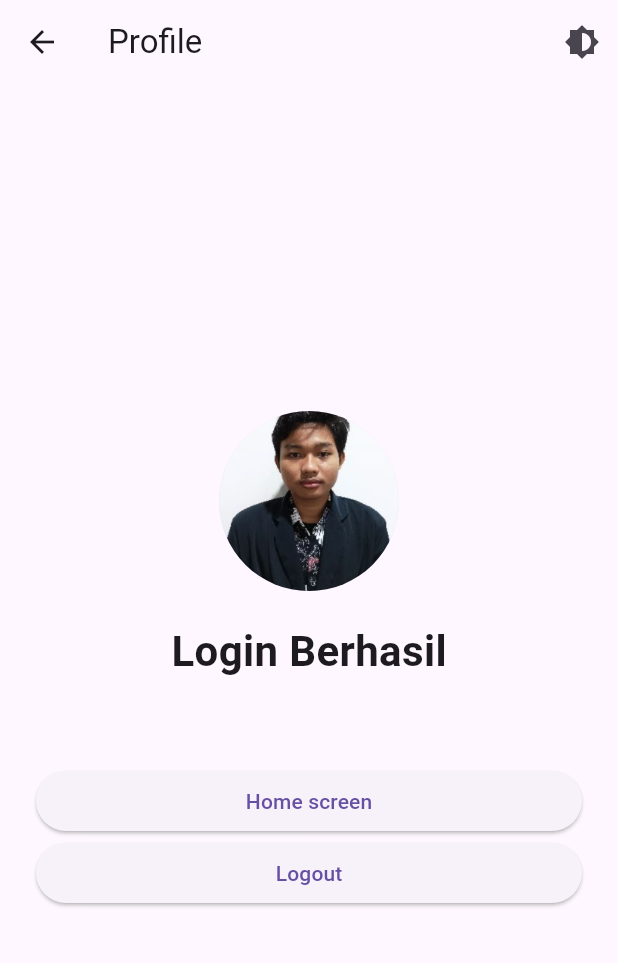
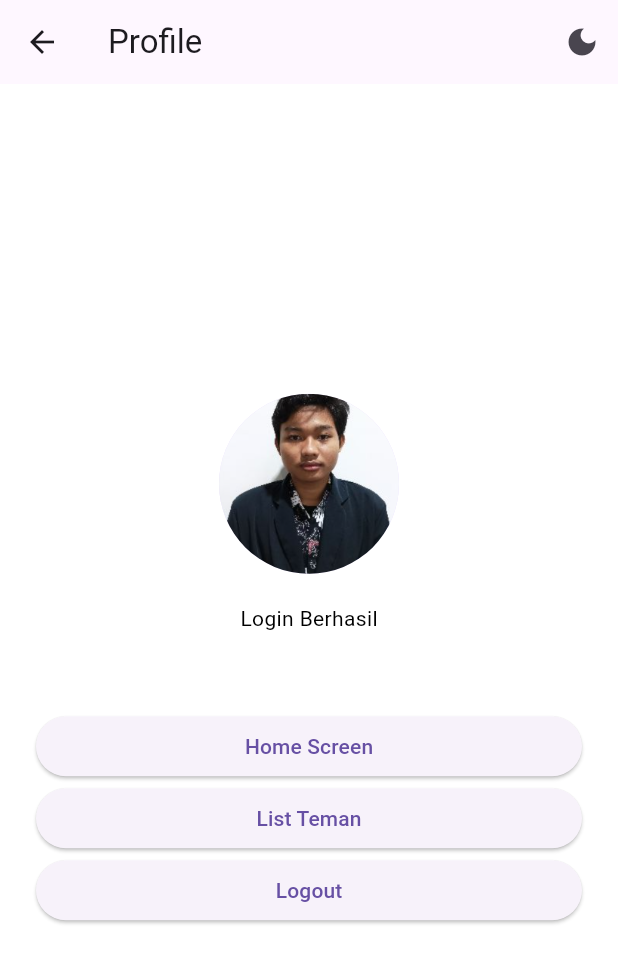
Before and after one commit to BangKeyaru/Projek-Android, a Flutter app: the LoginScreen screen opened directly, after a tap on "Login", on a phone screen of 412 x 824 dp. Shown: the top 963 px of the screen. Run offline on Flutter 3.47's test engine with Material 3 defaults, Android fonts, the phone set to English and light mode, and no system bars; our stand-ins replace get, get_storage; accounts and stored records are empty.

Commit message:
penyempurnaan_tampilan

```diff
--- a/project_app/analysis_options.yaml
+++ b/project_app/analysis_options.yaml
@@ -11,6 +11,7 @@ analyzer:
   errors:
     use_key_in_widget_constructors: ignore
     dead_code: ignore
+    file_names: ignore
 include: package:flutter_lints/flutter.yaml
 
 linter:
--- a/project_app/lib/home_screen.dart
+++ b/project_app/lib/home_screen.dart
@@ -2,8 +2,7 @@ import 'package:flutter/material.dart';
 import 'cart_screen.dart';
 
 class HomeScreens extends StatefulWidget {
-  final VoidCallback toggleTheme;
-  const HomeScreens({super.key, required this.toggleTheme});
+  const HomeScreens({super.key,});
 
   @override
   State<HomeScreens> createState() => _HomeScreensState();
--- a/project_app/lib/login2_screen.dart
+++ b/project_app/lib/login2_screen.dart
@@ -21,7 +21,7 @@ class LoginScreen extends StatelessWidget {
               Navigator.push(
                 context,
                 MaterialPageRoute(
-                  builder: (context) => ProfileStackLogin(email: email, toggleTheme: () {}),
+                  builder: (context) => ProfileStackLogin(email: email,),
                 ),
               );
             },
--- a/project_app/lib/profile_stack_login.dart
+++ b/project_app/lib/profile_stack_login.dart
@@ -1,14 +1,27 @@
 import 'package:flutter/material.dart';
 import 'package:project_app/login_screen.dart';
-import 'home_screen.dart';
 import 'package:get_storage/get_storage.dart';
 import 'package:get/get.dart';
+import 'home_screen.dart';
+import 'list_view.dart';
 
-class ProfileStackLogin extends StatelessWidget {
+class ProfileStackLogin extends StatefulWidget {
   final String email;
-  final VoidCallback toggleTheme;
 
-  const ProfileStackLogin({super.key, required this.email, required this.toggleTheme});
+  const ProfileStackLogin({super.key, required this.email});
+
+  @override
+  State<ProfileStackLogin> createState() => _ProfileStackLoginState();
+}
+
+class _ProfileStackLoginState extends State<ProfileStackLogin> {
+  bool isDarkMode = false;
+
+  void toggleTheme() {
+    setState(() {
+      isDarkMode = !isDarkMode;
+    });
+  }
 
   @override
   Widget build(BuildContext context) {
@@ -17,32 +30,35 @@ class ProfileStackLogin extends StatelessWidget {
         title: Text('Profile'),
         actions: [
           IconButton(
-            icon: Icon(Icons.brightness_6),
-            onPressed: toggleTheme
+            icon: Icon(isDarkMode ? Icons.light_mode : Icons.dark_mode),
+            onPressed: toggleTheme,
           ),
         ],
       ),
-      body: Center(
+      body: Container(
+        color: isDarkMode ? Colors.black : Colors.white,
+        child: Center(
           child: Padding(
             padding: const EdgeInsets.symmetric(horizontal: 24.0),
             child: Column(
               mainAxisAlignment: MainAxisAlignment.center,
               children: [
-              // Foto Profil
                 CircleAvatar(
                   radius: 60,
                   backgroundImage: AssetImage('assets/images/nur.png'),
                 ),
                 const SizedBox(height: 20),
-
-              // Email
                 Text(
                   'Login Berhasil',
-                style: TextStyle(fontSize: 28, fontWeight: FontWeight.bold),
+                  style: TextStyle(
+                    color: isDarkMode ? Colors.white : Colors.black,
+                  ),
                 ),
                 Text(
-                email,
-                style: TextStyle(fontSize: 18, color: Colors.grey[700]),
+                  widget.email,
+                  style: TextStyle(
+                    color: isDarkMode ? Colors.white70 : Colors.black87,
+                  ),
                 ),
                 const SizedBox(height: 30),
 
@@ -50,22 +66,33 @@ class ProfileStackLogin extends StatelessWidget {
                   width: double.infinity,
                   child: ElevatedButton(
                     onPressed: () {
-                    Get.off(() => HomeScreens(toggleTheme: toggleTheme,));
+                      Get.to(() => HomeScreens());
                     },
-                  child: Text('Home screen'),
+                    child: Text('Home Screen'),
                   ),
                 ),
                 SizedBox(
                   width: double.infinity,
                   child: ElevatedButton(
-                  onPressed: (){
+                    onPressed: () {
+                      Get.to(() => FriendsListScreen());
+                    },
+                    child: Text('List Teman'),
+                  ),
+                ),
+                SizedBox(
+                  width: double.infinity,
+                  child: ElevatedButton(
+                    onPressed: () {
                       final box = GetStorage();
                       box.remove('email');
-                  Get.off(() => LoginFormScreen(toggleTheme: toggleTheme,));
+                      Get.off(() => LoginFormScreen());
                     },
-                child: Text('Logout')),
-              )
+                    child: Text('Logout'),
+                  ),
+                ),
               ],
+            ),
           ),
         ),
       ),
```
Also changed, not shown: project_app/lib/login_screen.dart (+7 -18 lines), project_app/lib/main.dart (+1 -11 lines), project_app/lib/spalshScreen.dart (+4 -7 lines). Lines whose indentation alone changed are shown as unchanged.
